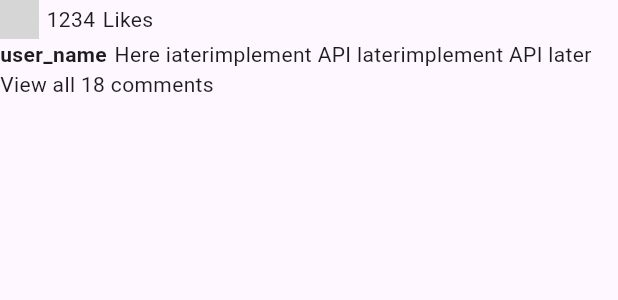
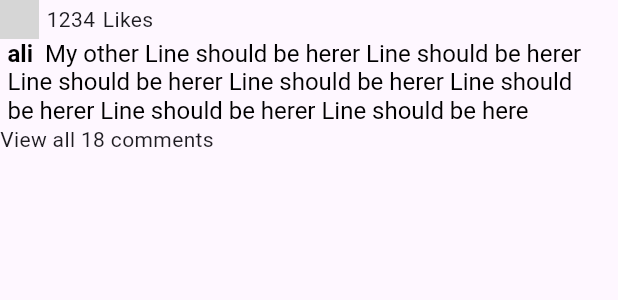
Before and after one commit to Python-Django-Projects/vlog, a Flutter app: the _PostsInteractions widget shown alone on an empty page, opened directly, on a phone screen of 412 x 824 dp. Shown: the top 300 px of the screen. Run offline on Flutter 3.47's test engine with Material 3 defaults, Android fonts, the phone set to English and light mode, and no system bars; network calls fail; grey boxes are pictures that could not be loaded.

```diff
--- a/frontend/trend/lib/home/home_page.dart
+++ b/frontend/trend/lib/home/home_page.dart
@@ -151,13 +151,14 @@ class _PostsInteractions extends StatefulWidget {
 }
 
 class __PostsInteractionsState extends State<_PostsInteractions> {
+  final String _userName = 'ali';
   @override
   Widget build(BuildContext context) {
     return Container(
       width: 400,
       child: Column(
         children: [
-          Row(
+          const Row(
             children: [
               CircleAvatar(
                 backgroundImage: NetworkImage(
@@ -174,27 +175,46 @@ class __PostsInteractionsState extends State<_PostsInteractions> {
               Text('Likes'),
             ],
           ),
-          Row(
+          Container(
+            child: Row(
               crossAxisAlignment: CrossAxisAlignment.start,
               children: [
-              Text(
-                'user_name',
-                style: TextStyle(fontWeight: FontWeight.bold),
+                Container(
+                    // color: Colors.red.shade400,
                     ),
-              SizedBox(
+                const SizedBox(
                   width: 5,
                 ),
                 Expanded(
                   child: Container(
-                  child: Text(
-                    'Here iaterimplement API laterimplement API later',
+                    child: RichText(
                       maxLines: 3,
+                      text: TextSpan(
+                        text: '$_userName  ',
+                        style: const TextStyle(
+                          fontWeight: FontWeight.bold,
+                          fontSize: 16,
+                          color: Colors.black,
+                        ),
+                        children: const [
+                          TextSpan(
+                            text:
+                                'My other Line should be herer Line should be herer Line should be herer Line should be herer Line should be herer Line should be herer Line should be here',
+                            style: TextStyle(
+                              fontWeight: FontWeight.normal,
+                              fontSize: 16,
+                              color: Colors.black,
+                            ),
+                          ),
+                        ],
+                      ),
                     ),
                   ),
                 ),
               ],
             ),
-          Row(
+          ),
+          const Row(
             children: [
               Text('View all 18 comments'),
             ],
@@ -216,8 +236,8 @@ class __MainPostContainerState extends State<_MainPostContainer> {
   @override
   Widget build(BuildContext context) {
     return Container(
-        child: Column(
-      children: const [
+        child: const Column(
+      children: [
         _PostHeader(),
         _Post(),
         _PostInteractionButtons(),
```
Lines whose indentation alone changed are shown as unchanged.
